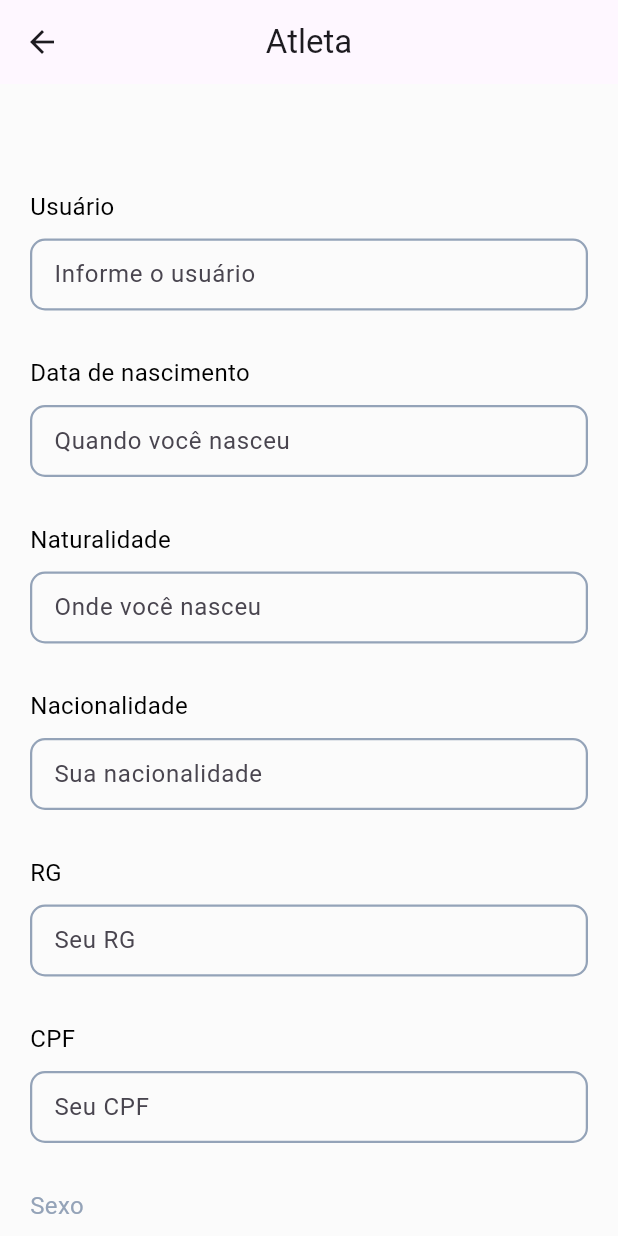
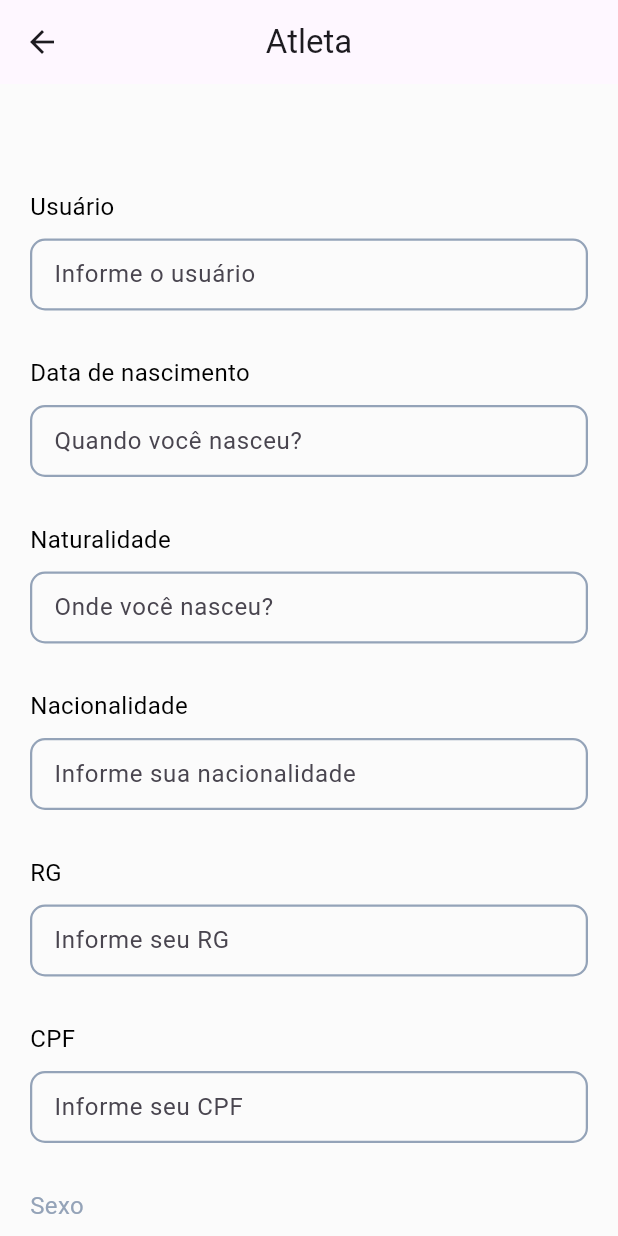
Before and after one commit to Iamguimartins/Mobile2-UNAERP, a Flutter app: the NewAthleteView screen opened directly with empty values, on a phone screen of 412 x 824 dp. Run offline on Flutter 3.47's test engine with Material 3 defaults, Android fonts, the phone set to English and light mode, and no system bars; our stand-ins replace cloud_firestore, file_picker, firebase_auth, firebase_core, firebase_storage, fl_chart and 3 more; accounts and stored records are empty.

Commit message:
Commit Final - Ajustes 3

```diff
--- a/lib/infrastructure/presentations/athlete/new_athlete_view.dart
+++ b/lib/infrastructure/presentations/athlete/new_athlete_view.dart
@@ -104,7 +104,7 @@ class _NewAthleteViewState extends State<NewAthleteView> {
                             }
                           },
                           readOnly: true,
-                          hint: "Quando você nasceu",
+                          hint: "Quando você nasceu?",
                           text: "Data de nascimento",
                           inputType: TextInputType.number,
                           mask: maskDateFormatter,
@@ -119,7 +119,7 @@ class _NewAthleteViewState extends State<NewAthleteView> {
                       ),
                       TextFieldCustom(
                           text: "Naturalidade",
-                          hint: "Onde você nasceu",
+                          hint: "Onde você nasceu?",
                           inputType: TextInputType.text,
                           isPassword: false,
                           controller: widget.state.controllerPlaceOfBirth,
@@ -131,7 +131,7 @@ class _NewAthleteViewState extends State<NewAthleteView> {
                         height: 30,
                       ),
                       TextFieldCustom(
-                          hint: "Sua nacionalidade",
+                          hint: "Informe sua nacionalidade",
                           text: "Nacionalidade",
                           inputType: TextInputType.text,
                           isPassword: false,
@@ -145,7 +145,7 @@ class _NewAthleteViewState extends State<NewAthleteView> {
                       ),
                       TextFieldCustom(
                           text: "RG",
-                          hint: "Seu RG",
+                          hint: "Informe seu RG",
                           inputType: TextInputType.number,
                           isPassword: false,
                           controller: widget.state.controllerRg,
@@ -158,7 +158,7 @@ class _NewAthleteViewState extends State<NewAthleteView> {
                       ),
                       TextFieldCustom(
                           text: "CPF",
-                          hint: "Seu CPF",
+                          hint: "Informe seu CPF",
                           inputType: TextInputType.number,
                           mask: maskCPFFormatter,
                           isPassword: false,
@@ -246,7 +246,7 @@ class _NewAthleteViewState extends State<NewAthleteView> {
                       ),
                       TextFieldCustom(
                           text: "Clube de Origem",
-                          hint: "Seu clube de origem",
+                          hint: "Qual seu clube de origem?",
                           inputType: TextInputType.text,
                           isPassword: false,
                           controller: widget.state.controllerOriginClub,
@@ -256,7 +256,7 @@ class _NewAthleteViewState extends State<NewAthleteView> {
                       ),
                       TextFieldCustom(
                           text: "Local de trabalho",
-                          hint: "Onde você trabalha",
+                          hint: "Onde você trabalha?",
                           inputType: TextInputType.text,
                           isPassword: false,
                           controller: widget.state.controllerLocalWork,
@@ -266,7 +266,7 @@ class _NewAthleteViewState extends State<NewAthleteView> {
                       ),
                       TextFieldCustom(
                           text: "Convênio médico",
-                          hint: "Qual é seu convênio médico",
+                          hint: "Qual é seu convênio médico?",
                           inputType: TextInputType.text,
                           isPassword: false,
                           controller:
--- a/lib/infrastructure/presentations/home_page/home_page_view.dart
+++ b/lib/infrastructure/presentations/home_page/home_page_view.dart
@@ -97,7 +97,7 @@ class HomePageView extends StatelessWidget {
                 trailing: const Icon(Icons.newspaper),
                 onTap: () async {
                   if (user.isTrainer()) {
-                    await .push(context, MaterialPageRoute(builder: (builder) => const ResultTraining()));
+                    await Navigator.push(context, MaterialPageRoute(builder: (builder) => const ResultTraining()));
                     Navigator.pop(context);
                   } else {
                     showToast("Não liberado para esse perfil de usuário");
@@ -120,7 +120,7 @@ class HomePageView extends StatelessWidget {
       ),
       appBar: AppBar(
         elevation: 0,
-        title: const Text("Trabalho faculdade"),
+        title: const Text("Projeto Mobile"),
         centerTitle: true,
       ),
       body: ListView(
@@ -128,7 +128,7 @@ class HomePageView extends StatelessWidget {
           const SizedBox(height: 60,),
           Padding(
             padding: const EdgeInsets.only(left: 20),
-            child: Text("Bem vindo: ${user.name}", style: const TextStyle(fontSize: 22, fontWeight: FontWeight.w700)),
+            child: Text("Bem-vindo: ${user.name}", style: const TextStyle(fontSize: 22, fontWeight: FontWeight.w700)),
           ),
           const SizedBox(height: 40,),
           Row(
```
Also changed, not shown: lib/infrastructure/presentations/recovery/recover_password_controller.dart (+5 -5 lines).
